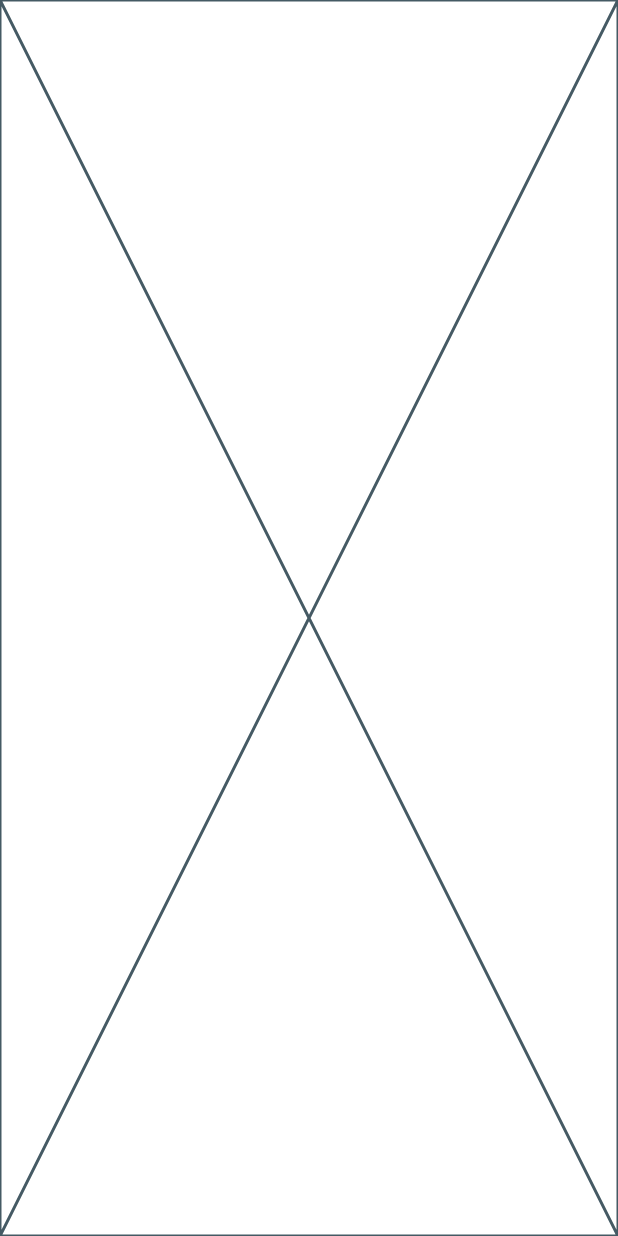
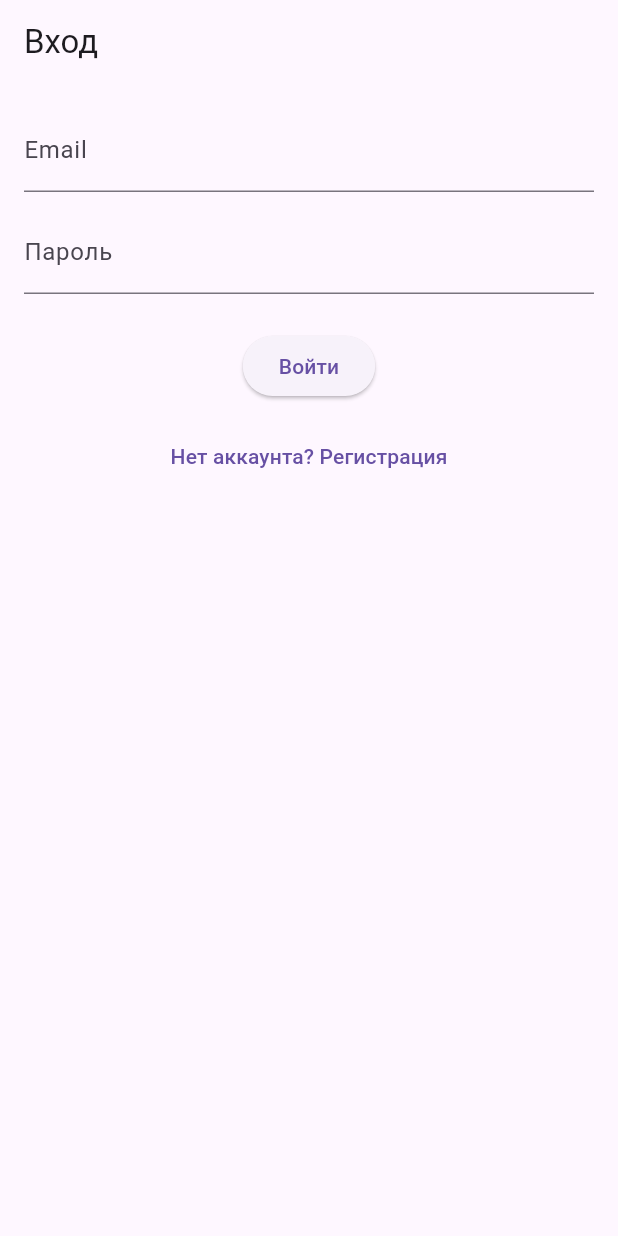
Before and after one commit to starArsonist/series-tracker, a Flutter app: the screen it shows after launch, on a phone screen of 412 x 824 dp. Run offline on Flutter 3.47's test engine with Material 3 defaults, Android fonts, the phone set to English and light mode, and no system bars.

Commit message:
added login screen added register screen

```diff
--- a/series_tracker/lib/main.dart
+++ b/series_tracker/lib/main.dart
@@ -1,4 +1,6 @@
 import 'package:flutter/material.dart';
+import 'screens/login_screen.dart';
+import 'screens/register_screen.dart';
 
 void main() {
   runApp(const SeriesTrackerApp());
@@ -15,7 +17,11 @@ class SeriesTrackerApp extends StatelessWidget {
       theme: ThemeData(
         primarySwatch: Colors.deepPurple,
       ),
-      home: const Placeholder(),
+      initialRoute: '/login',
+      routes: {
+        '/login': (context) => const LoginScreen(),
+        '/register': (context) => const RegisterScreen(),
+      },
     );
   }
 }
--- /dev/null
+++ b/series_tracker/lib/screens/login_screen.dart
@@ -0,0 +1,72 @@
+import 'package:flutter/material.dart';
+
+class LoginScreen extends StatefulWidget {
+  const LoginScreen({super.key});
+
+  @override
+  State<LoginScreen> createState() => _LoginScreenState();
+}
+
+class _LoginScreenState extends State<LoginScreen> {
+  final _emailController = TextEditingController();
+  final _passwordController = TextEditingController();
+
+  void _login() {
+    final email = _emailController.text;
+    final password = _passwordController.text;
+
+    if (email.isNotEmpty && password.isNotEmpty) {
+      ScaffoldMessenger.of(context).showSnackBar(
+        const SnackBar(content: Text('Успешный вход')),
+      );
+
+      // Navigator.pushReplacementNamed(context, '/home');
+    } else {
+      ScaffoldMessenger.of(context).showSnackBar(
+        const SnackBar(content: Text('Введите email и пароль')),
+      );
+    }
+  }
+
+  @override
+  Widget build(BuildContext context) {
+    return Scaffold(
+      appBar: AppBar(
+        title: const Text('Вход'),
+      ),
+      body: Padding(
+        padding: const EdgeInsets.all(16),
+        child: Column(
+          children: [
+            TextField(
+              controller: _emailController,
+              decoration: const InputDecoration(
+                labelText: 'Email',
+              ),
+            ),
+            const SizedBox(height: 12),
+            TextField(
+              controller: _passwordController,
+              obscureText: true,
+              decoration: const InputDecoration(
+                labelText: 'Пароль',
+              ),
+            ),
+            const SizedBox(height: 24),
+            ElevatedButton(
+              onPressed: _login,
+              child: const Text('Войти'),
+            ),
+            const SizedBox(height: 12),
+            TextButton(
+              onPressed: () {
+                Navigator.pushNamed(context, '/register');
+              },
+              child: const Text('Нет аккаунта? Регистрация'),
+            ),
+          ],
+        ),
+      ),
+    );
+  }
+}
```
Also changed, not shown: series_tracker/lib/screens/register_screen.dart (added, +74 -0 lines).
